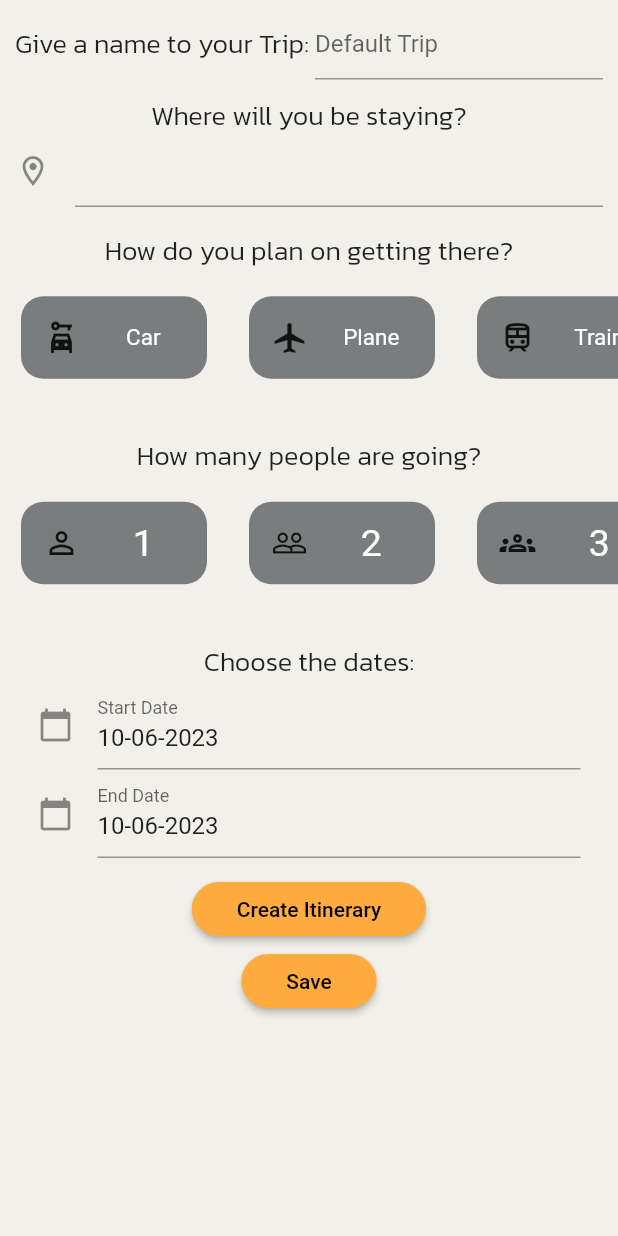
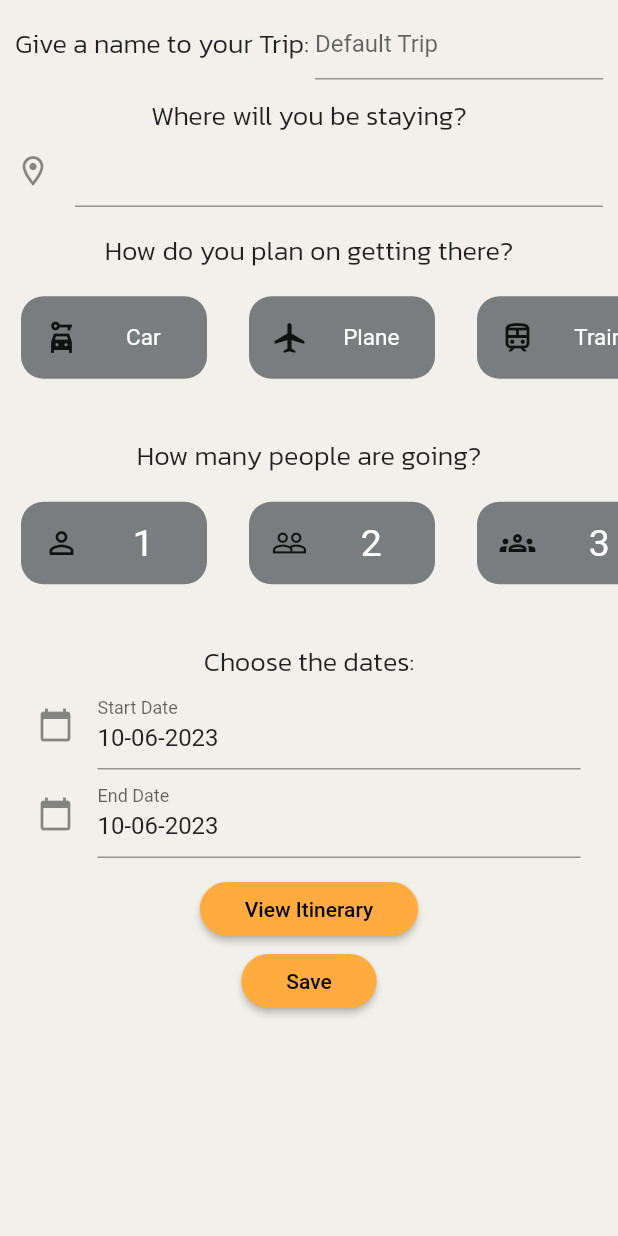
Before and after one commit to 911AstalusAdrian/thesis-project, a Flutter app: the EditTripScreen screen opened directly with empty values, on a phone screen of 412 x 824 dp. Run offline on Flutter 3.47's test engine with Material 2 defaults, Android fonts, the phone set to English and light mode, and no system bars; our stand-ins replace cloud_firestore, dropdown_search, firebase_auth, firebase_core, flutter_secure_storage, get and 2 more; missing offline and left inert: flutter_google_places; accounts and stored records are empty.

```diff
--- a/app/lib/model/trip_model.dart
+++ b/app/lib/model/trip_model.dart
@@ -35,7 +35,7 @@ class BasicTripModel {
 
   Map<String, dynamic> toJson() => {
         'people': people,
-        'title': title,
+        'title': title == "Default Trip" ? "Trip to $location" : title,
         'location': location,
         'lodging': lodging,
         'startDate': startDate,
--- a/app/lib/screens/editTripScreen.dart
+++ b/app/lib/screens/editTripScreen.dart
@@ -258,7 +258,7 @@ class _EditTripScreenState extends State<EditTripScreen> {
                       backgroundColor: Colors.orangeAccent,
                       shape: RoundedRectangleBorder(
                           borderRadius: BorderRadius.circular(30))),
-                  child: const Text("Create Itinerary"),
+                  child: const Text("View Itinerary"),
                 ),
                 ElevatedButton(
                   onPressed: () async { _saveChanges(); },
@@ -304,7 +304,7 @@ class _EditTripScreenState extends State<EditTripScreen> {
         endDate: _endDate,
         transportation: _selectedTransport);
 
-    Navigator.pushReplacement(
+    Navigator.push(
         context,
         MaterialPageRoute( builder: (context) => ItineraryScreen(tripID: tripID, trip: finalTrip)));
   }
```
Also changed, not shown: app/lib/screens/profileScreen.dart (+6 -6 lines), app/lib/widgets/profileCard.dart (+6 -6 lines).
